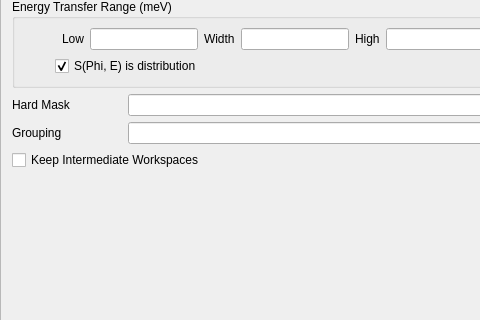
Old version of the form Code/Mantid/scripts/Interface/ui/inelastic/dgs_sample_setup.ui in the repository mantidproject/mantid; both pictures show x 0 to 480 and y 222 to 542 of the 1020 by 706 pixel window.
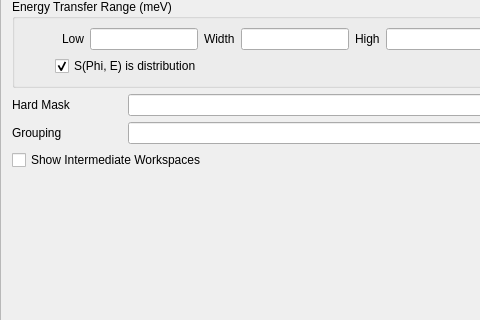
New version of the form.

Commit message: Refs #5454. Changing name and label for intermediate workspaces.

Patch:
```diff
--- a/Code/Mantid/scripts/Interface/ui/inelastic/dgs_sample_setup.ui
+++ b/Code/Mantid/scripts/Interface/ui/inelastic/dgs_sample_setup.ui
@@ -583,7 +583,7 @@
      <item>
       <widget class="QCheckBox" name="keep_workspaces_cb">
        <property name="text">
-        <string>Keep Intermediate Workspaces</string>
+        <string>Show Intermediate Workspaces</string>
        </property>
       </widget>
      </item>
```
Left out of the diff: 2 changed lines with no effect on the pictures. The commit also changes 3 other files.
